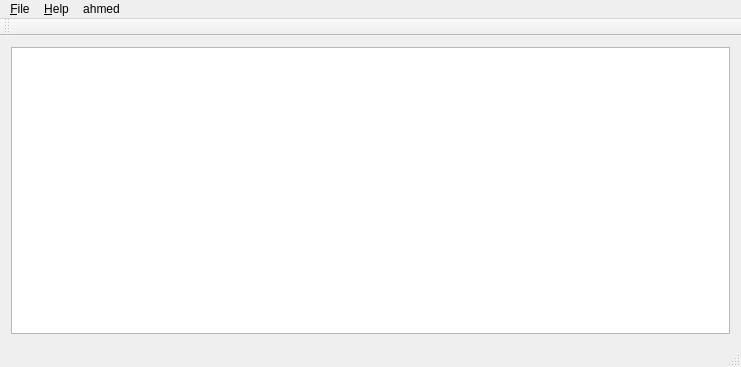
First picture: the form in mainwindow.ui, repository alpham/mouse_position, before the edit.
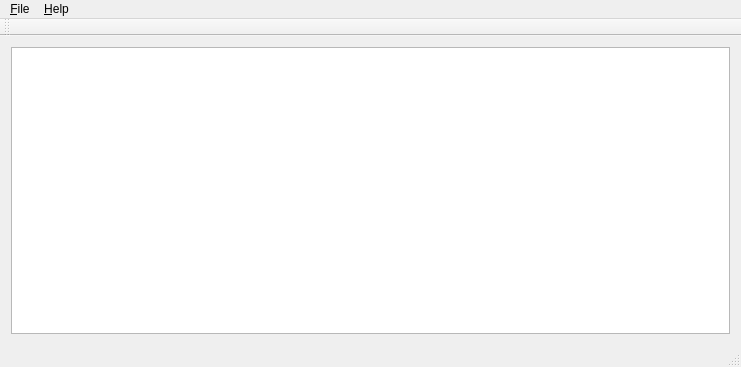
Second picture: the form after the edit.

Commit message: modified:   cursor.pro.user 	modified:   mainwindow.cpp 	modified:   mainwindow.h 	modified:   mainwindow.ui

```diff
--- a/mainwindow.ui
+++ b/mainwindow.ui
@@ -43,14 +43,8 @@
     </property>
     <addaction name="action_About"/>
    </widget>
-   <widget class="QMenu" name="menuAhmed">
-    <property name="title">
-     <string>ahmed</string>
-    </property>
-   </widget>
    <addaction name="menu_File"/>
    <addaction name="menu_Help"/>
-   <addaction name="menuAhmed"/>
   </widget>
   <widget class="QToolBar" name="mainToolBar">
    <attribute name="toolBarArea">
```
The commit also changes 3 other files.
